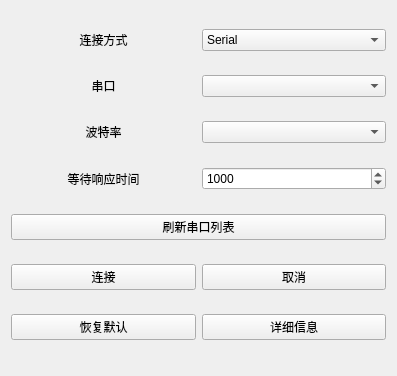
Old version of the form connectDialog/connectdialog.ui in the repository whjdark/Happy-Drive.
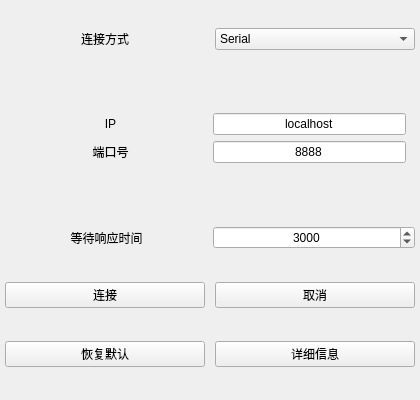
New version of the form. The open tabs and pages were chosen to show the change. Icons and pictures are not drawn.

Diff of the .ui file:
```diff
--- a/connectDialog/connectdialog.ui
+++ b/connectDialog/connectdialog.ui
@@ -6,10 +6,16 @@
    <rect>
     <x>0</x>
     <y>0</y>
-    <width>397</width>
-    <height>376</height>
+    <width>420</width>
+    <height>400</height>
    </rect>
   </property>
+  <property name="sizePolicy">
+   <sizepolicy hsizetype="Preferred" vsizetype="Preferred">
+    <horstretch>0</horstretch>
+    <verstretch>0</verstretch>
+   </sizepolicy>
+  </property>
   <property name="windowTitle">
    <string>串口设置</string>
   </property>
@@ -18,10 +24,31 @@
     <normaloff>:/icon/res/icon/connect.png</normaloff>:/icon/res/icon/connect.png</iconset>
   </property>
   <layout class="QVBoxLayout" name="verticalLayout">
+   <property name="spacing">
+    <number>10</number>
+   </property>
+   <property name="leftMargin">
+    <number>5</number>
+   </property>
+   <property name="topMargin">
+    <number>5</number>
+   </property>
+   <property name="rightMargin">
+    <number>5</number>
+   </property>
+   <property name="bottomMargin">
+    <number>5</number>
+   </property>
    <item>
     <layout class="QHBoxLayout" name="horizontalLayout_6">
      <item>
       <widget class="QLabel" name="commPortLabel">
+       <property name="sizePolicy">
+        <sizepolicy hsizetype="Minimum" vsizetype="Minimum">
+         <horstretch>0</horstretch>
+         <verstretch>0</verstretch>
+        </sizepolicy>
+       </property>
        <property name="text">
         <string>连接方式</string>
        </property>
@@ -32,6 +59,12 @@
      </item>
      <item>
       <widget class="QComboBox" name="commPortComboBox">
+       <property name="sizePolicy">
+        <sizepolicy hsizetype="Minimum" vsizetype="Maximum">
+         <horstretch>0</horstretch>
+         <verstretch>0</verstretch>
+        </sizepolicy>
+       </property>
        <item>
         <property name="text">
          <string>Serial</string>
@@ -47,43 +80,207 @@
     </layout>
    </item>
    <item>
-    <layout class="QHBoxLayout" name="horizontalLayout">
-     <item>
-      <widget class="QLabel" name="portLabel">
-       <property name="text">
-        <string>串口</string>
-       </property>
-       <property name="alignment">
-        <set>Qt::AlignCenter</set>
-       </property>
-      </widget>
-     </item>
-     <item>
-      <widget class="QComboBox" name="portComboBox"/>
-     </item>
-    </layout>
+    <widget class="QStackedWidget" name="stackedWidget">
+     <property name="sizePolicy">
+      <sizepolicy hsizetype="Minimum" vsizetype="Maximum">
+       <horstretch>0</horstretch>
+       <verstretch>0</verstretch>
+      </sizepolicy>
+     </property>
+     <property name="minimumSize">
+      <size>
+       <width>0</width>
+       <height>110</height>
+      </size>
+     </property>
+     <property name="maximumSize">
+      <size>
+       <width>16777215</width>
+       <height>16777215</height>
+      </size>
+     </property>
+     <property name="currentIndex">
+      <number>0</number>
+     </property>
+     <widget class="QWidget" name="serialPage">
+      <layout class="QVBoxLayout" name="verticalLayout_2">
+       <item>
+        <layout class="QHBoxLayout" name="horizontalLayout">
+         <item>
+          <widget class="QLabel" name="portLabel">
+           <property name="sizePolicy">
+            <sizepolicy hsizetype="Minimum" vsizetype="Minimum">
+             <horstretch>0</horstretch>
+             <verstretch>0</verstretch>
+            </sizepolicy>
+           </property>
+           <property name="text">
+            <string>串口</string>
+           </property>
+           <property name="alignment">
+            <set>Qt::AlignCenter</set>
+           </property>
+          </widget>
+         </item>
+         <item>
+          <widget class="QComboBox" name="portComboBox">
+           <property name="sizePolicy">
+            <sizepolicy hsizetype="Minimum" vsizetype="Maximum">
+             <horstretch>0</horstretch>
+             <verstretch>0</verstretch>
+            </sizepolicy>
+           </property>
+          </widget>
+         </item>
+        </layout>
+       </item>
+       <item>
+        <layout class="QHBoxLayout" name="horizontalLayout_2">
+         <item>
+          <widget class="QLabel" name="baudLabel">
+           <property name="sizePolicy">
+            <sizepolicy hsizetype="Minimum" vsizetype="Minimum">
+             <horstretch>0</horstretch>
+             <verstretch>0</verstretch>
+            </sizepolicy>
+           </property>
+           <property name="text">
+            <string>波特率</string>
+           </property>
+           <property name="alignment">
+            <set>Qt::AlignCenter</set>
+           </property>
+          </widget>
+         </item>
+         <item>
+          <widget class="QComboBox" name="baudComboBox">
+           <property name="sizePolicy">
+            <sizepolicy hsizetype="Minimum" vsizetype="Maximum">
+             <horstretch>0</horstretch>
+             <verstretch>0</verstretch>
+            </sizepolicy>
+           </property>
+          </widget>
+         </item>
+        </layout>
+       </item>
+       <item>
+        <widget class="QPushButton" name="detectButton">
+         <property name="sizePolicy">
+          <sizepolicy hsizetype="Minimum" vsizetype="Maximum">
+           <horstretch>0</horstretch>
+           <verstretch>0</verstretch>
+          </sizepolicy>
+         </property>
+         <property name="layoutDirection">
+          <enum>Qt::LeftToRight</enum>
+         </property>
+         <property name="text">
+          <string>刷新串口列表</string>
+         </property>
+         <property name="icon">
+          <iconset resource="../icon.qrc">
+           <normaloff>:/icon/res/icon/load.png</normaloff>:/icon/res/icon/load.png</iconset>
+         </property>
+        </widget>
+       </item>
+      </layout>
+     </widget>
+     <widget class="QWidget" name="tcpPage">
+      <layout class="QGridLayout" name="gridLayout_2">
+       <item row="0" column="0">
+        <layout class="QVBoxLayout" name="verticalLayout_3">
+         <item>
+          <layout class="QHBoxLayout" name="horizontalLayout_7">
+           <item>
+            <widget class="QLabel" name="IPLabel">
+             <property name="sizePolicy">
+              <sizepolicy hsizetype="Minimum" vsizetype="Maximum">
+               <horstretch>0</horstretch>
+               <verstretch>0</verstretch>
+              </sizepolicy>
+             </property>
+             <property name="text">
+              <string>IP</string>
+             </property>
+             <property name="alignment">
+              <set>Qt::AlignCenter</set>
+             </property>
+            </widget>
+           </item>
+           <item>
+            <widget class="QLineEdit" name="IPLineEdit">
+             <property name="sizePolicy">
+              <sizepolicy hsizetype="Minimum" vsizetype="Maximum">
+               <horstretch>0</horstretch>
+               <verstretch>0</verstretch>
+              </sizepolicy>
+             </property>
+             <property name="text">
+              <string>localhost</string>
+             </property>
+             <property name="alignment">
+              <set>Qt::AlignCenter</set>
+             </property>
+            </widget>
+           </item>
+          </layout>
+         </item>
+         <item>
+          <layout class="QHBoxLayout" name="horizontalLayout_8">
+           <item>
+            <widget class="QLabel" name="portLabel_2">
+             <property name="sizePolicy">
+              <sizepolicy hsizetype="Minimum" vsizetype="Maximum">
+               <horstretch>0</horstretch>
+               <verstretch>0</verstretch>
+              </sizepolicy>
+             </property>
+             <property name="text">
+              <string>端口号</string>
+             </property>
+             <property name="alignment">
+              <set>Qt::AlignCenter</set>
+             </property>
+            </widget>
+           </item>
+           <item>
+            <widget class="QLineEdit" name="portLineEdit">
+             <property name="sizePolicy">
+              <sizepolicy hsizetype="Minimum" vsizetype="Maximum">
+               <horstretch>0</horstretch>
+               <verstretch>0</verstretch>
+              </sizepolicy>
+             </property>
+             <property name="text">
+              <string>8888</string>
+             </property>
+             <property name="alignment">
+              <set>Qt::AlignCenter</set>
+             </property>
+            </widget>
+           </item>
+          </layout>
+         </item>
+        </layout>
+       </item>
+      </layout>
+     </widget>
+    </widget>
    </item>
    <item>
-    <layout class="QHBoxLayout" name="horizontalLayout_2">
-     <item>
-      <widget class="QLabel" name="baudLabel">
-       <property name="text">
-        <string>波特率</string>
-       </property>
-       <property name="alignment">
-        <set>Qt::AlignCenter</set>
-       </property>
-      </widget>
-     </item>
-     <item>
-      <widget class="QComboBox" name="baudComboBox"/>
-     </item>
-    </layout>
-   </item>
-   <item>
-    <layout class="QHBoxLayout" name="horizontalLayout_5">
+    <layout class="QHBoxLayout" name="horizontalLayout_5" stretch="0,0">
+     <property name="spacing">
+      <number>5</number>
+     </property>
      <item>
       <widget class="QLabel" name="label">
+       <property name="sizePolicy">
+        <sizepolicy hsizetype="Preferred" vsizetype="Minimum">
+         <horstretch>0</horstretch>
+         <verstretch>0</verstretch>
+        </sizepolicy>
+       </property>
        <property name="text">
         <string>等待响应时间</string>
        </property>
@@ -94,31 +291,35 @@
      </item>
      <item>
       <widget class="QSpinBox" name="waitResponsespinBox">
+       <property name="sizePolicy">
+        <sizepolicy hsizetype="Minimum" vsizetype="Maximum">
+         <horstretch>0</horstretch>
+         <verstretch>0</verstretch>
+        </sizepolicy>
+       </property>
+       <property name="alignment">
+        <set>Qt::AlignCenter</set>
+       </property>
        <property name="maximum">
         <number>10000</number>
        </property>
        <property name="value">
-        <number>1000</number>
+        <number>3000</number>
        </property>
       </widget>
      </item>
     </layout>
    </item>
-   <item>
-    <widget class="QPushButton" name="detectButton">
-     <property name="text">
-      <string>刷新串口列表</string>
-     </property>
-     <property name="icon">
-      <iconset resource="../icon.qrc">
-       <normaloff>:/icon/res/icon/load.png</normaloff>:/icon/res/icon/load.png</iconset>
-     </property>
-    </widget>
-   </item>
    <item>
     <layout class="QHBoxLayout" name="horizontalLayout_3">
      <item>
       <widget class="QPushButton" name="setButton">
+       <property name="sizePolicy">
+        <sizepolicy hsizetype="Minimum" vsizetype="Maximum">
+         <horstretch>0</horstretch>
+         <verstretch>0</verstretch>
+        </sizepolicy>
+       </property>
        <property name="text">
         <string>连接</string>
        </property>
@@ -130,6 +331,12 @@
      </item>
      <item>
       <widget class="QPushButton" name="cancelButton">
+       <property name="sizePolicy">
+        <sizepolicy hsizetype="Minimum" vsizetype="Maximum">
+         <horstretch>0</horstretch>
+         <verstretch>0</verstretch>
+        </sizepolicy>
+       </property>
        <property name="text">
         <string>取消</string>
        </property>
@@ -145,6 +352,12 @@
     <layout class="QHBoxLayout" name="horizontalLayout_4">
      <item>
       <widget class="QPushButton" name="defaultButton">
+       <property name="sizePolicy">
+        <sizepolicy hsizetype="Minimum" vsizetype="Maximum">
+         <horstretch>0</horstretch>
+         <verstretch>0</verstretch>
+        </sizepolicy>
+       </property>
        <property name="text">
         <string>恢复默认</string>
        </property>
@@ -156,6 +369,12 @@
      </item>
      <item>
       <widget class="QPushButton" name="detailButton">
+       <property name="sizePolicy">
+        <sizepolicy hsizetype="Minimum" vsizetype="Maximum">
+         <horstretch>0</horstretch>
+         <verstretch>0</verstretch>
+        </sizepolicy>
+       </property>
        <property name="text">
         <string>详细信息</string>
        </property>
```
Left out of the diff: 2 changed lines with no effect on the pictures.
